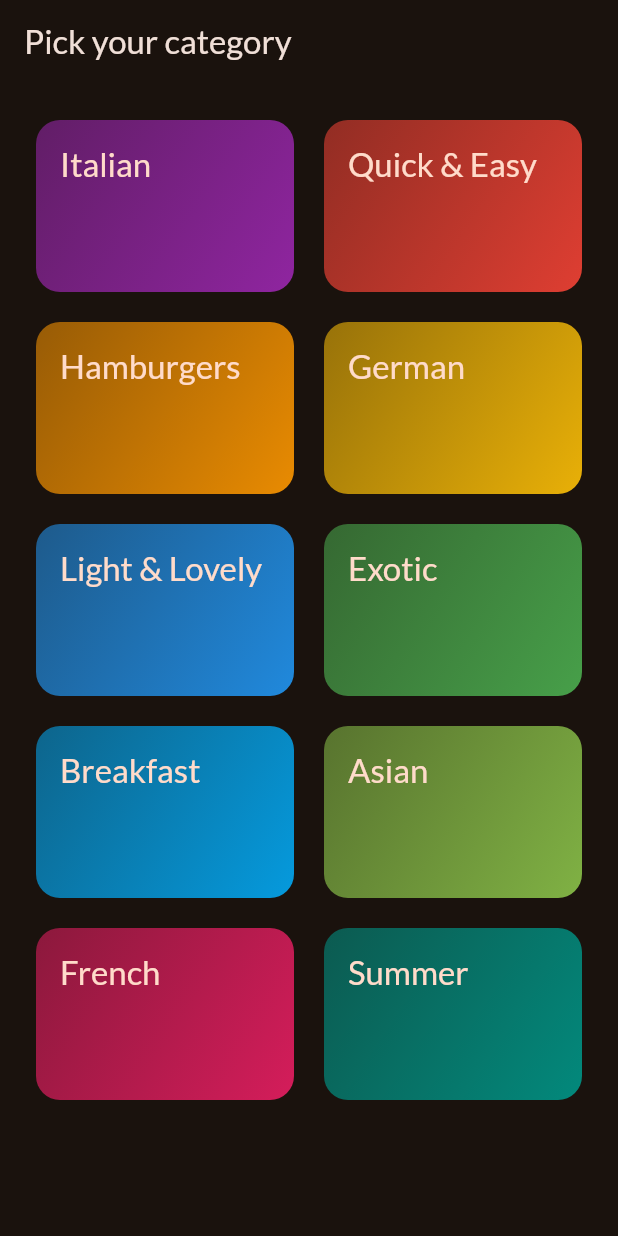
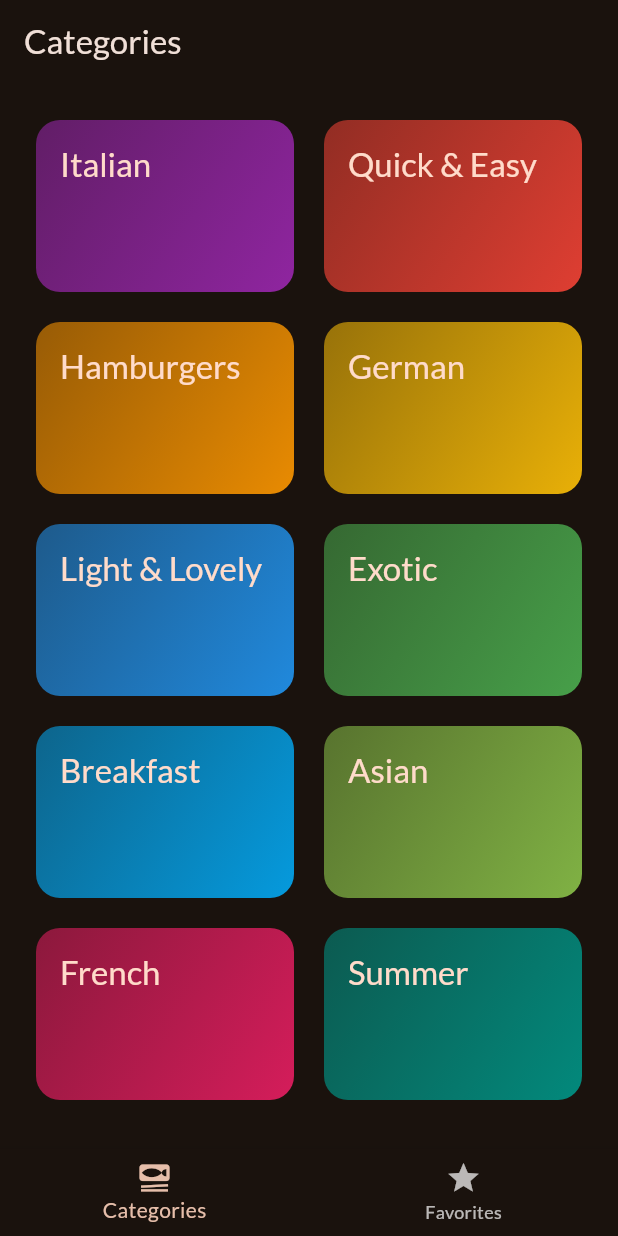
Before and after one commit to Polinaphlej02/meals, a Flutter app: the screen it shows after launch, on a phone screen of 412 x 824 dp. Run offline on Flutter 3.47's test engine with Material 3 defaults, Android fonts, the phone set to English and light mode, and no system bars; our stand-ins replace google_fonts, transparent_image.

```diff
--- a/lib/main.dart
+++ b/lib/main.dart
@@ -1,6 +1,6 @@
 import 'package:flutter/material.dart';
 import 'package:google_fonts/google_fonts.dart';
-import 'package:meals/screens/categories.dart';
+import 'package:meals/screens/tabs.dart';
 
 
 final theme = ThemeData(
@@ -23,7 +23,7 @@ class App extends StatelessWidget {
   Widget build(BuildContext context) {
     return MaterialApp(
       theme: theme,
-      home: const CategoriesScreen(),
+      home: const TabsScreen(),
     );
   }
 }
--- a/lib/screens/categories.dart
+++ b/lib/screens/categories.dart
@@ -15,11 +15,7 @@ class CategoriesScreen extends StatelessWidget {
 
   @override
   Widget build(BuildContext context) {
-    return Scaffold(
-      appBar: AppBar(
-        title: const Text("Pick your category"),
-      ),
-      body: GridView(
+    return GridView(
         padding: const EdgeInsets.all(24),
         gridDelegate: const SliverGridDelegateWithFixedCrossAxisCount(
             crossAxisCount: 2,
@@ -32,7 +28,6 @@ class CategoriesScreen extends StatelessWidget {
             _selectedCategory(context, category);
           },),
         ],
-      ),
     );
   }
 }
--- a/lib/screens/meals.dart
+++ b/lib/screens/meals.dart
@@ -3,12 +3,11 @@ import 'package:meals/models/meal.dart';
 import 'package:meals/screens/meal_details_screen.dart';
 import 'package:meals/widgets/meal_item.dart';
 
-import '../models/category.dart';
 
 class MealsScreen extends StatelessWidget {
-  const MealsScreen({super.key, required this.title, required this.meals});
+  const MealsScreen({super.key, this.title, required this.meals});
 
-  final String title;
+  final String? title;
   final List<Meal> meals;
 
   void _selectedMeal(BuildContext context, Meal meal) {
@@ -45,10 +44,12 @@ class MealsScreen extends StatelessWidget {
         ),
       );
     }
-
+    if (title == null) {
+      return content;
+    }
     return Scaffold(
       appBar: AppBar(
-        title: Text(title),
+        title: Text(title!),
       ),
       body: content,
     );
--- /dev/null
+++ b/lib/screens/tabs.dart
@@ -0,0 +1,52 @@
+import 'package:flutter/material.dart';
+import 'package:meals/screens/categories.dart';
+import 'package:meals/screens/meals.dart';
+
+class TabsScreen extends StatefulWidget {
+  const TabsScreen({super.key});
+
+  @override
+  State<TabsScreen> createState() => _TabsScreenState();
+}
+
+class _TabsScreenState extends State<TabsScreen> {
+  int _selectedPageIndex = 0;
+
+  void _selectedPage(int index) {
+    setState(() {
+      _selectedPageIndex = index;
+    });
+  }
+
+  @override
+  Widget build(BuildContext context) {
+    Widget activePage = const CategoriesScreen();
+      var activeScreenTitle = 'Categories';
+
+    if (_selectedPageIndex == 1) {
+      activePage = MealsScreen(meals: []);
+      activeScreenTitle = "Your favorites";
+    }
+
+    return Scaffold(
+      appBar: AppBar(
+        title: Text(activeScreenTitle),
+      ),
+      body: activePage,
+      bottomNavigationBar: BottomNavigationBar(
+        onTap: _selectedPage,
+        currentIndex: _selectedPageIndex,
+        items: const [
+          BottomNavigationBarItem(
+            icon: Icon(Icons.set_meal),
+            label: "Categories",
+            ),
+            BottomNavigationBarItem(
+            icon: Icon(Icons.star),
+            label: "Favorites",
+            )
+        ],
+        ),
+    );
+  }
+}
```
